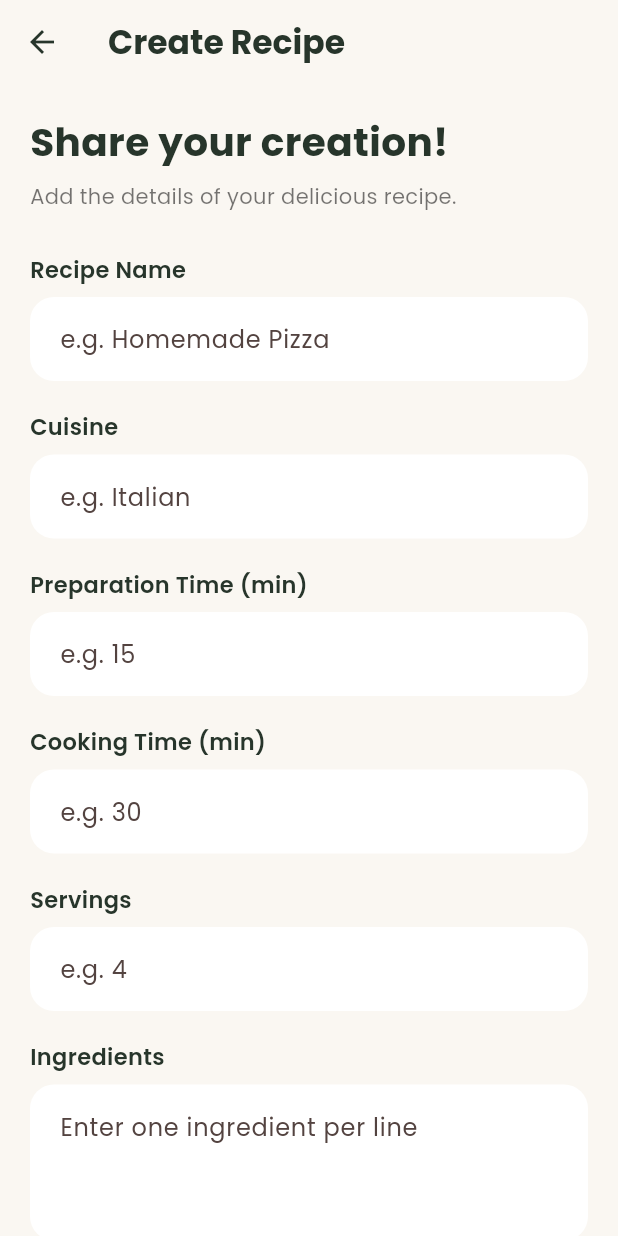
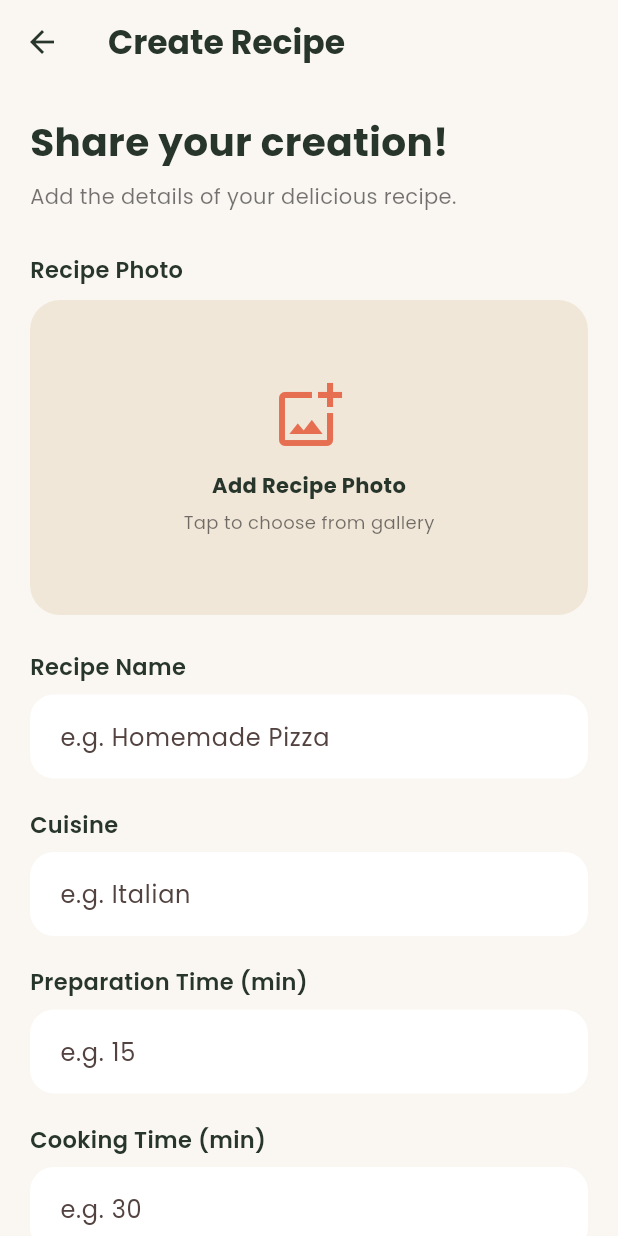
Before and after one commit to sedaahi/cookly-flutter, a Flutter app: the RecipeFormScreen screen opened directly, on a phone screen of 412 x 824 dp. Run offline on Flutter 3.47's test engine with Material 3 defaults, Android fonts, the phone set to English and light mode, and no system bars; our stand-ins replace google_fonts, image_picker, shared_preferences; accounts and stored records are empty.

Commit message:
feat: Reciepe image upload intagrated

```diff
--- a/lib/screens/recipe_form_screen.dart
+++ b/lib/screens/recipe_form_screen.dart
@@ -1,9 +1,13 @@
 import 'package:flutter/material.dart';
+import 'package:image_picker/image_picker.dart';
 
 import '../theme/app_theme.dart';
 import '../widgets/recipe_form_field.dart';
 import '../models/recipe_model.dart';
 import '../services/local_storage_service.dart';
+import '../services/image_storage_service.dart';
+
+import '../widgets/recipe_photo_picker.dart';
 
 class RecipeFormScreen extends StatefulWidget {
   const RecipeFormScreen({super.key});
@@ -23,7 +27,10 @@ class _RecipeFormScreenState extends State<RecipeFormScreen> {
   final ingredientsController = TextEditingController();
   final instructionsController = TextEditingController();
   final LocalStorageService _storageService = LocalStorageService();
+  final ImageStorageService _imageStorageService = ImageStorageService();
   bool isSaving = false;
+
+  XFile? selectedImage; //kullanıcının galeriden seçtiği fotoğrafı tutacak
 
   Future<void> saveRecipe() async {
     if (!_formKey.currentState!.validate() || isSaving) {
@@ -46,10 +53,15 @@ class _RecipeFormScreenState extends State<RecipeFormScreen> {
         .where((item) => item.isNotEmpty)
         .toList();
 
+    String imagePath = '';
+
+    if (selectedImage != null) {
+      imagePath = await _imageStorageService.saveImage(selectedImage!);
+    }
     final recipe = RecipeModel(
       id: DateTime.now().microsecondsSinceEpoch,
       name: nameController.text.trim(),
-      image: '',
+      image: imagePath,
       ingredients: ingredients,
       instructions: instructions,
       prepTimeMinutes: int.parse(prepTimeController.text.trim()),
@@ -154,6 +166,15 @@ class _RecipeFormScreenState extends State<RecipeFormScreen> {
             ),
             const SizedBox(height: 28),
 
+            RecipePhotoPicker(
+              onImageSelected: (image) {
+                setState(() {
+                  selectedImage = image;
+                });
+              },
+            ),
+            const SizedBox(height: 24),
+
             RecipeFormField(
               label: 'Recipe Name',
               hint: 'e.g. Homemade Pizza',
--- /dev/null
+++ b/lib/widgets/recipe_photo_picker.dart
@@ -0,0 +1,126 @@
+import 'dart:io';
+
+import 'package:flutter/material.dart';
+import 'package:image_picker/image_picker.dart';
+
+import '../theme/app_theme.dart';
+
+class RecipePhotoPicker extends StatefulWidget {
+  final ValueChanged<XFile?> onImageSelected;
+
+  const RecipePhotoPicker({super.key, required this.onImageSelected});
+
+  @override
+  State<RecipePhotoPicker> createState() => _RecipePhotoPickerState();
+}
+
+class _RecipePhotoPickerState extends State<RecipePhotoPicker> {
+  final ImagePicker _picker = ImagePicker();
+
+  XFile? selectedImage;
+
+  Future<void> pickImage() async {
+    try {
+      final image = await _picker.pickImage(
+        source: ImageSource.gallery,
+        imageQuality: 80,
+        maxWidth: 1200,
+      );
+
+      if (image == null) return;
+
+      if (!mounted) return;
+
+      setState(() {
+        selectedImage = image;
+      });
+
+      widget.onImageSelected(image);
+    } catch (e, stackTrace) {
+      debugPrint('IMAGE PICKER ERROR: $e');
+      debugPrintStack(stackTrace: stackTrace);
+
+      if (!mounted) return;
+
+      ScaffoldMessenger.of(context)
+          .showSnackBar(SnackBar(content: Text('Image selection failed: $e')));
+    }
+  }
+
+  void removeImage() {
+    setState(() {
+      selectedImage = null;
+    });
+
+    widget.onImageSelected(null);
+  }
+
+  @override
+  Widget build(BuildContext context) {
+    return Column(
+      crossAxisAlignment: CrossAxisAlignment.start,
+      children: [
+        const Text(
+          'Recipe Photo',
+          style: TextStyle(fontSize: 15, fontWeight: FontWeight.w600),
+        ),
+        const SizedBox(height: 10),
+
+        GestureDetector(
+          onTap: pickImage,
+          child: Container(
+            width: double.infinity,
+            height: 210,
+            clipBehavior: Clip.antiAlias,
+            decoration: BoxDecoration(
+              color: AppTheme.surface,
+              borderRadius: BorderRadius.circular(20),
+            ),
+            child: selectedImage == null
+                ? const Column(
+                    mainAxisAlignment: MainAxisAlignment.center,
+                    children: [
+                      Icon(
+                        Icons.add_photo_alternate_outlined,
+                        size: 48,
+                        color: AppTheme.primary,
+                      ),
+                      SizedBox(height: 12),
+                      Text(
+                        'Add Recipe Photo',
+                        style: TextStyle(
+                          fontWeight: FontWeight.bold,
+                          color: AppTheme.textDark,
+                        ),
+                      ),
+                      SizedBox(height: 6),
+                      Text(
+                        'Tap to choose from gallery',
+                        style: TextStyle(color: Colors.black54, fontSize: 12),
+                      ),
+                    ],
+                  )
+                : Stack(
+                    fit: StackFit.expand,
+                    children: [
+                      Image.file(File(selectedImage!.path), fit: BoxFit.cover),
+                      Positioned(
+                        top: 12,
+                        right: 12,
+                        child: IconButton.filled(
+                          onPressed: removeImage,
+                          icon: const Icon(Icons.close_rounded),
+                          style: IconButton.styleFrom(
+                            backgroundColor: Colors.white,
+                            foregroundColor: AppTheme.textDark,
+                          ),
+                        ),
+                      ),
+                    ],
+                  ),
+          ),
+        ),
+      ],
+    );
+  }
+}
--- a/pubspec.yaml
+++ b/pubspec.yaml
@@ -37,6 +37,9 @@ dependencies:
   http: ^1.6.0
   shared_preferences: ^2.5.6
   google_fonts: ^9.0.0
+  image_picker: ^1.2.4
+  path_provider: ^2.1.6
+  path: ^1.9.1
 
 dev_dependencies:
   flutter_test:
```
Also changed, not shown: lib/screens/my_recipes_screen.dart (+18 -6 lines), lib/screens/recipe_detail_screen.dart (+2 -6 lines), lib/services/image_storage_service.dart (added, +30 -0 lines), lib/widgets/recipe_image.dart (added, +71 -0 lines), pubspec.lock, 6 other files.
